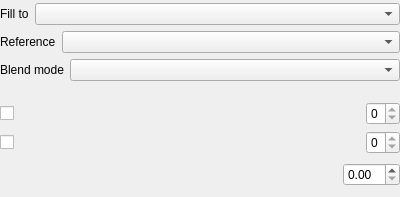
The window that app/ui/bucketoptionswidget.ui (pencil2d/pencil) describes before a commit, drawn with Qt 5.
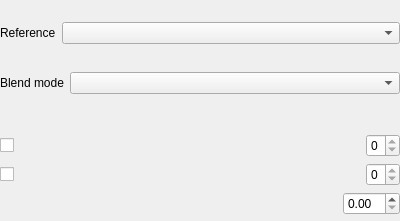
The same window after the commit. Custom widgets are drawn as their Qt base class.

Commit message: Remove Fill to layer feature

```diff
--- a/app/ui/bucketoptionswidget.ui
+++ b/app/ui/bucketoptionswidget.ui
@@ -7,7 +7,7 @@
     <x>0</x>
     <y>0</y>
     <width>400</width>
-    <height>197</height>
+    <height>221</height>
    </rect>
   </property>
   <property name="windowTitle">
@@ -35,25 +35,7 @@
       <number>6</number>
      </property>
      <item>
-      <layout class="QHBoxLayout" name="horizontalLayout_3">
-       <item>
-        <widget class="QLabel" name="fillToDescLabel">
-         <property name="text">
-          <string>Fill to</string>
-         </property>
-        </widget>
-       </item>
-       <item>
-        <widget class="QComboBox" name="fillToLayerComboBox">
-         <property name="sizePolicy">
-          <sizepolicy hsizetype="Expanding" vsizetype="Fixed">
-           <horstretch>0</horstretch>
-           <verstretch>0</verstretch>
-          </sizepolicy>
-         </property>
-        </widget>
-       </item>
-      </layout>
+      <layout class="QHBoxLayout" name="horizontalLayout_3"/>
      </item>
      <item>
       <layout class="QHBoxLayout" name="horizontalLayout_2">
```
The commit also changes 12 other files.
